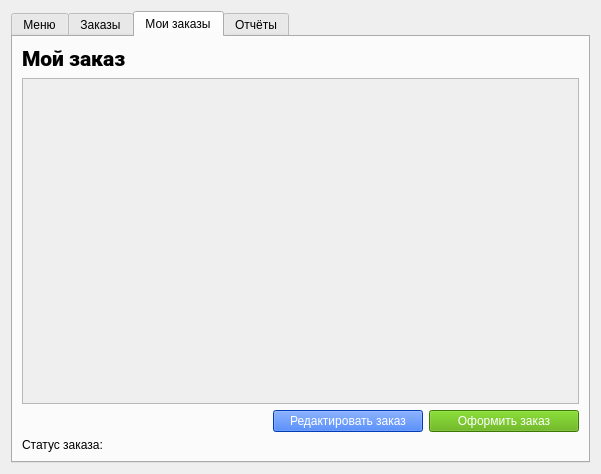
The window that ui/main_window.ui (mrfrend/pizza-kvalik) describes before a commit, drawn with Qt 5.
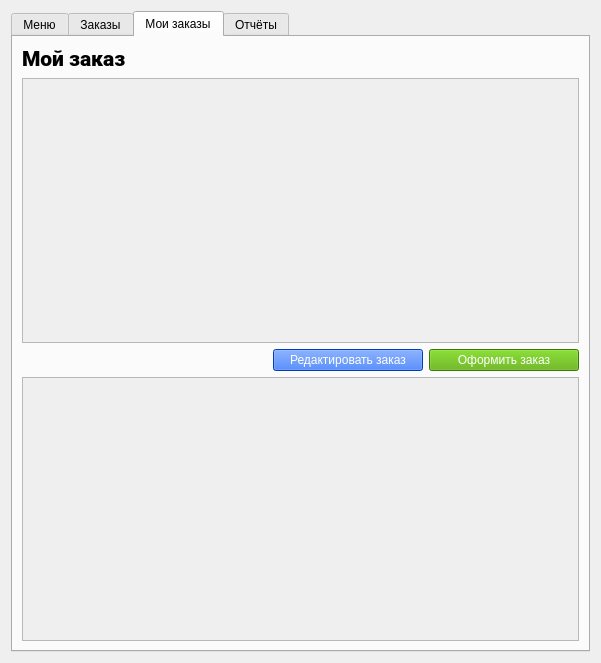
The same window after the commit.

```diff
--- a/ui/main_window.ui
+++ b/ui/main_window.ui
@@ -7,7 +7,7 @@
     <x>0</x>
     <y>0</y>
     <width>601</width>
-    <height>474</height>
+    <height>663</height>
    </rect>
   </property>
   <property name="windowTitle">
@@ -189,7 +189,7 @@
             <x>0</x>
             <y>0</y>
             <width>557</width>
-            <height>329</height>
+            <height>265</height>
            </rect>
           </property>
           <layout class="QVBoxLayout" name="verticalLayout_5">
@@ -252,10 +252,25 @@
         </layout>
        </item>
        <item>
-        <widget class="QLabel" name="status_label">
-         <property name="text">
-          <string>Cтатус заказа:</string>
+        <widget class="QScrollArea" name="scrollArea_3">
+         <property name="widgetResizable">
+          <bool>true</bool>
          </property>
+         <widget class="QWidget" name="scrollAreaWidgetContents_3">
+          <property name="geometry">
+           <rect>
+            <x>0</x>
+            <y>0</y>
+            <width>557</width>
+            <height>264</height>
+           </rect>
+          </property>
+          <layout class="QVBoxLayout" name="verticalLayout_8">
+           <item>
+            <layout class="QVBoxLayout" name="orders_layout"/>
+           </item>
+          </layout>
+         </widget>
         </widget>
        </item>
       </layout>
```
Left out of the diff: 2 changed lines with no effect on the pictures.
